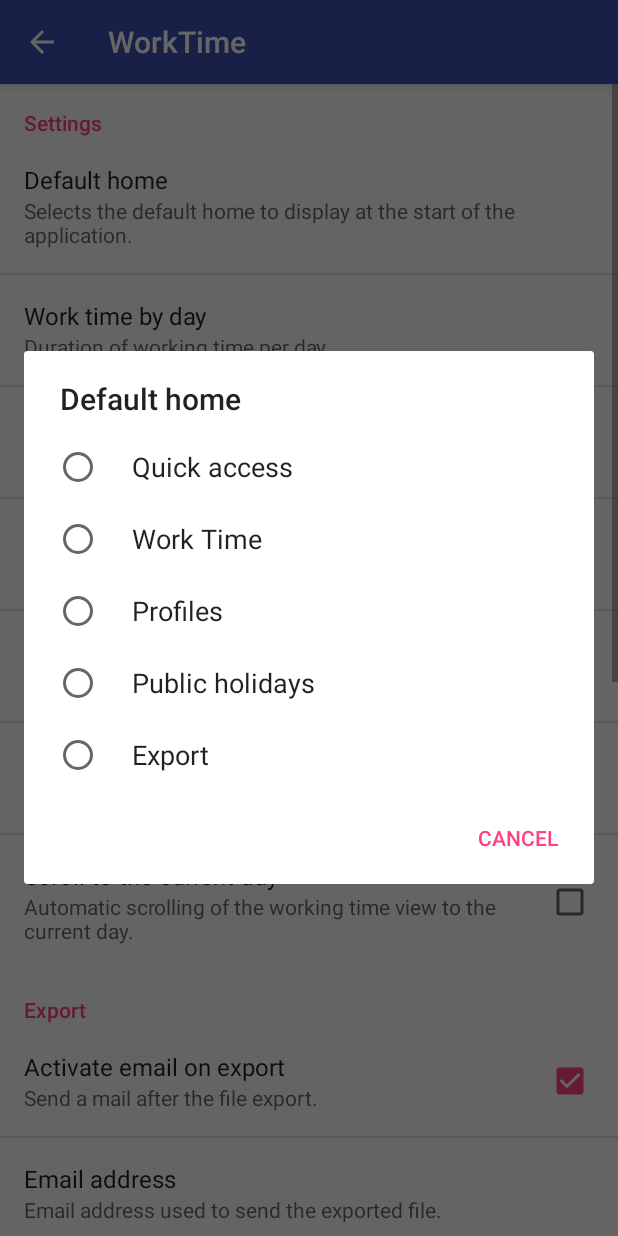
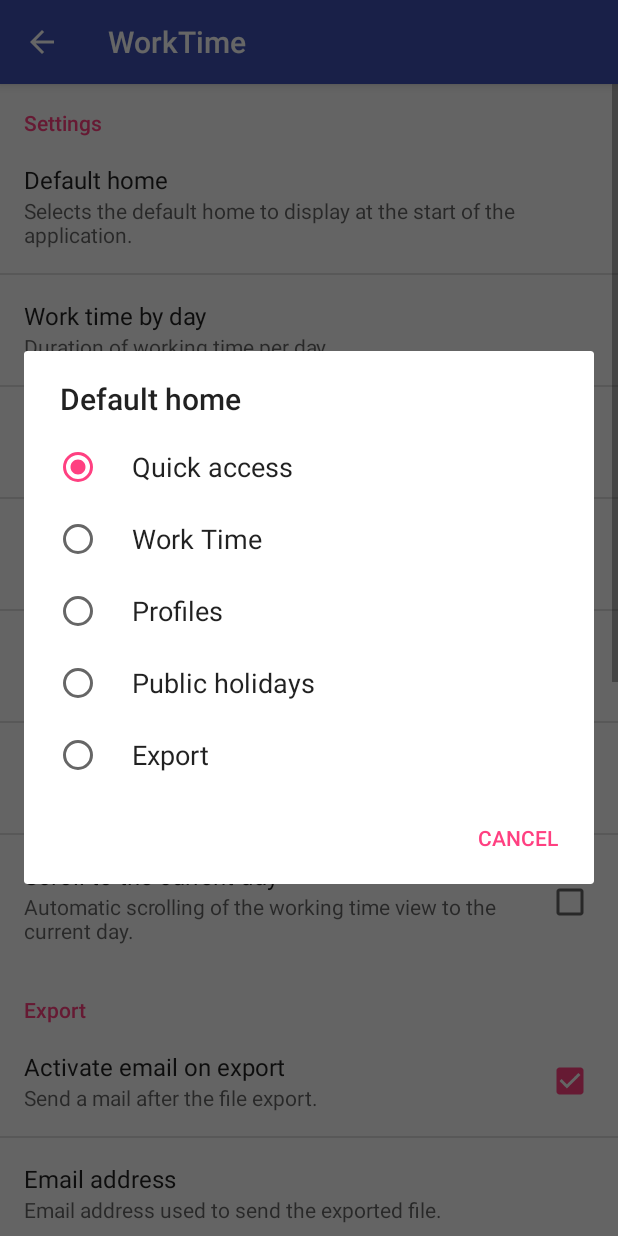
Before and after one commit to Keidan/WorkTime, an Android app: the SettingsActivity screen opened directly, with no data from a screen before it, after a tap on "Default home", on a phone screen of 412 x 824 dp. Run offline under Robolectric (Android 15) with nearby library versions, the phone set to English and light mode, and no system bars; 1 other tap on this screen came first.

```diff
--- a/app/src/main/res/xml/preferences.xml
+++ b/app/src/main/res/xml/preferences.xml
@@ -3,7 +3,7 @@
     <PreferenceCategory android:title="@string/pref_title_settings" android:key="prefCatSettings" >
         <ListPreference
             android:key="prefDefaultHome"
-            android:defaultValue="home"
+            android:defaultValue="0"
             android:entries="@array/entries_fragments"
             android:summary="@string/pref_fragments_summary"
             android:entryValues="@array/values_fragments"
```
